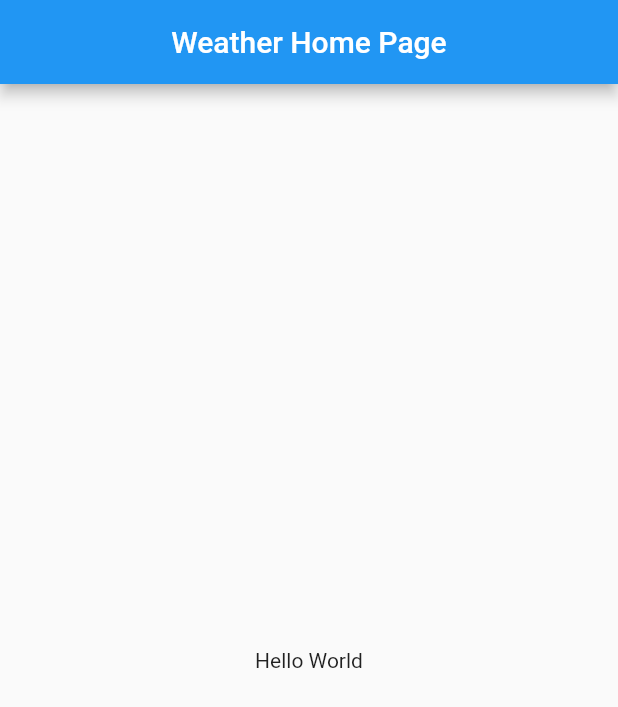
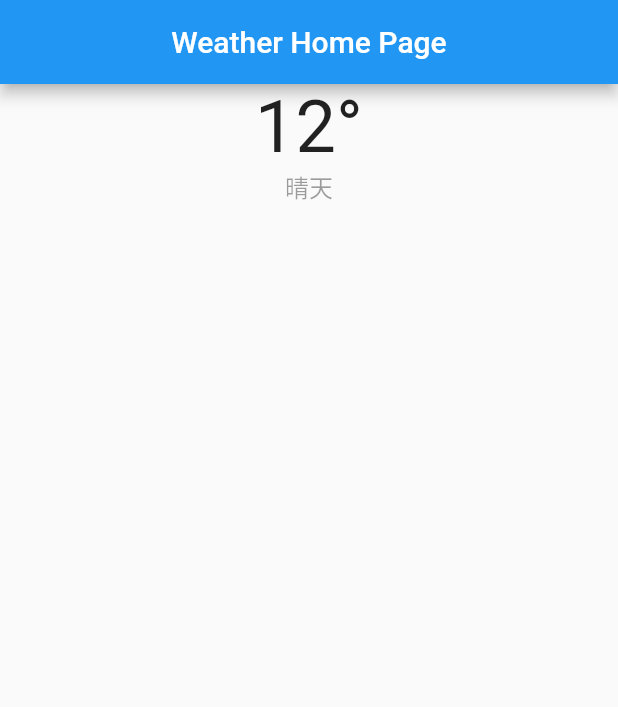
Before and after one commit to BytesZero/weather_flutter, a Flutter app: the screen it shows after launch, on a phone screen of 412 x 824 dp. Shown: the top 707 px of the screen. Run offline on Flutter 3.47's test engine with Material 2 defaults, Android fonts, the phone set to English and light mode, and no system bars.

Commit message:
1. 增加气温和天气描述。

```diff
--- a/lib/weather/home.dart
+++ b/lib/weather/home.dart
@@ -11,18 +11,36 @@ class WeatherHomeState extends State<WeaterHome> {
   @override
   Widget build(BuildContext context) {
     return new MaterialApp(
-      title:'WeaterHome',
+      title: 'WeaterHome',
       home: new Scaffold(
         appBar: new AppBar(
           title: new Text("Weather Home Page"),
           centerTitle: true,
         ),
-        body: new Center(
-          child: new Text("Hello World"),
-        ),
+        body: homeBody(),
       ),
       debugShowCheckedModeBanner: false,
     );
   }
 
+  ///homeBody
+  Widget homeBody() {
+    return new Container(
+      alignment: Alignment.topCenter,
+      child: new Column(
+        mainAxisSize: MainAxisSize.min,
+        mainAxisAlignment: MainAxisAlignment.center,
+        children: <Widget>[
+          new Text(
+            "12°",
+            style: new TextStyle(fontSize: 48.0),
+          ),
+          new Text(
+            "晴天",
+            style: new TextStyle(fontSize: 16.0, color: Colors.black38),
+          )
+        ],
+      ),
+    );
+  }
 }
```
